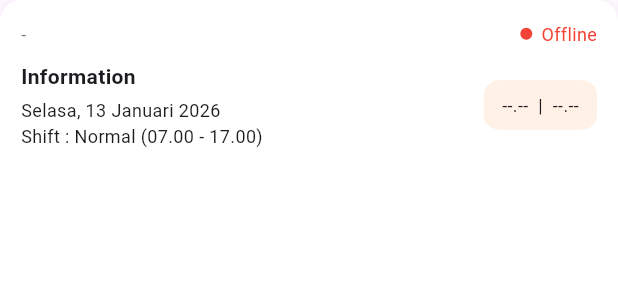
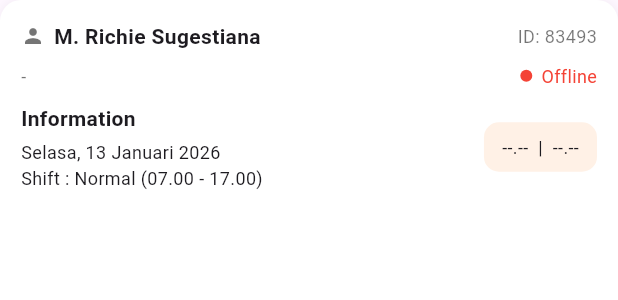
Before and after one commit to aleronmaulanaa/Mobile-SmileMultifab, a Flutter app: the InformationCard widget shown alone on an empty page, opened directly, on a phone screen of 412 x 824 dp. Shown: the top 300 px of the screen. Run offline on Flutter 3.47's test engine with Material 3 defaults, Android fonts, the phone set to English and light mode, and no system bars; our stand-ins replace camera, connectivity_plus, flutter_map, flutter_svg, geolocator, hive and 2 more; accounts and stored records are empty.

Commit message:
revisi attendance

```diff
--- a/lib/features/attendance/pages/record_time_page.dart
+++ b/lib/features/attendance/pages/record_time_page.dart
@@ -27,8 +27,10 @@ class _RecordTimePageState extends State<RecordTimePage> {
   //  TAMBAHAN (JAM FOTO)
   DateTime? _photoTakenTime;
 
+
   //  TAMBAHAN (STATUS KONEKSI)
   bool _isOnline = true;
+
 
   // ================= CLOCK
   Timer? _clockTimer;
--- a/lib/features/attendance/widgets/information_card.dart
+++ b/lib/features/attendance/widgets/information_card.dart
@@ -5,8 +5,6 @@ import 'package:geolocator/geolocator.dart';
 
 import '../state/location_state.dart';
 import '../services/connectivity_service.dart';
-
-// 🔥 TAMBAHAN (HIVE)
 import '../services/attendance_history_service.dart';
 import '../models/attendance_history.dart';
 
@@ -19,10 +17,11 @@ class InformationCard extends StatefulWidget {
 }
 
 class _InformationCardState extends State<InformationCard> {
+  static const String _userName = 'M. Richie Sugestiana';
+  static const String _userId = '83493';
+
   late String _date;
   bool _isOnline = false;
-
-  // 🔥 JAM ABSEN
   String _checkInTime = '--.--';
   String _checkOutTime = '--.--';
 
@@ -33,20 +32,17 @@ class _InformationCardState extends State<InformationCard> {
   void initState() {
     super.initState();
 
-    // 🔥 STATUS AWAL
     _isOnline = ConnectivityService.currentStatus;
 
     _updateDate();
-    _loadAttendanceTimes(); // 🔥 LOAD JAM ABSEN
-    _loadLocation();        // 🔥 LOAD LOKASI (ONLINE / OFFLINE)
+    _loadAttendanceTimes();
+    _loadLocation();
 
-    // update tanggal tiap menit
     _timer = Timer.periodic(
       const Duration(minutes: 1),
       (_) => _updateDate(),
     );
 
-    // 🔥 LISTEN STATUS ONLINE / OFFLINE
     _connectionSub =
         ConnectivityService.onlineStatusStream.listen(
       (status) async {
@@ -54,7 +50,6 @@ class _InformationCardState extends State<InformationCard> {
 
         setState(() => _isOnline = status);
 
-        // 🔥 JANGAN HAPUS LOKASI SAAT OFFLINE
         await _loadLocation();
         _loadAttendanceTimes();
       },
@@ -71,7 +66,6 @@ class _InformationCardState extends State<InformationCard> {
     });
   }
 
-  // 🔥 AMBIL LOKASI ONLINE / OFFLINE
   Future<void> _loadLocation() async {
     try {
       Position? pos;
@@ -93,7 +87,6 @@ class _InformationCardState extends State<InformationCard> {
     }
   }
 
-  // 🔥 AMBIL JAM ABSEN DARI HIVE
   void _loadAttendanceTimes() {
     final List<AttendanceHistory> histories =
         AttendanceHistoryService.getAllHistory();
@@ -105,19 +98,19 @@ class _InformationCardState extends State<InformationCard> {
           e.checkInTime.month == today.month &&
           e.checkInTime.day == today.day;
     }).toList()
-      ..sort((a, b) =>
-          a.checkInTime.compareTo(b.checkInTime));
+      ..sort(
+        (a, b) =>
+            a.checkInTime.compareTo(b.checkInTime),
+      );
 
     if (todayRecords.isNotEmpty) {
-      _checkInTime =
-          DateFormat('HH.mm').format(
-              todayRecords.first.checkInTime);
+      _checkInTime = DateFormat('HH.mm')
+          .format(todayRecords.first.checkInTime);
     }
 
     if (todayRecords.length >= 2) {
-      _checkOutTime =
-          DateFormat('HH.mm').format(
-              todayRecords.last.checkInTime);
+      _checkOutTime = DateFormat('HH.mm')
+          .format(todayRecords.last.checkInTime);
     }
 
     if (mounted) setState(() {});
@@ -155,6 +148,36 @@ class _InformationCardState extends State<InformationCard> {
       ),
       child: Column(
         children: [
+          // ================= USER NAME & ID
+          Row(
+            children: const [
+              Icon(
+                Icons.person,
+                size: 16,
+                color: Colors.black54,
+              ),
+              SizedBox(width: 6),
+              Expanded(
+                child: Text(
+                  'M. Richie Sugestiana',
+                  style: TextStyle(
+                    fontWeight: FontWeight.w600,
+                  ),
+                ),
+              ),
+              Text(
+                'ID: 83493',
+                style: TextStyle(
+                  fontSize: 12,
+                  color: Colors.black54,
+                ),
+              ),
+            ],
+          ),
+
+          const SizedBox(height: 8),
+
+          // ================= LATLONG + STATUS
           Row(
             children: [
               Text(
@@ -177,16 +200,18 @@ class _InformationCardState extends State<InformationCard> {
                     _isOnline ? "Online" : "Offline",
                     style: TextStyle(
                       fontSize: 12,
-                      color: _isOnline
-                          ? Colors.green
-                          : Colors.red,
+                      color:
+                          _isOnline ? Colors.green : Colors.red,
                     ),
                   ),
                 ],
               ),
             ],
           ),
+
           const SizedBox(height: 10),
+
+          // ================= INFORMATION + JAM
           Row(
             children: [
               Expanded(
```
